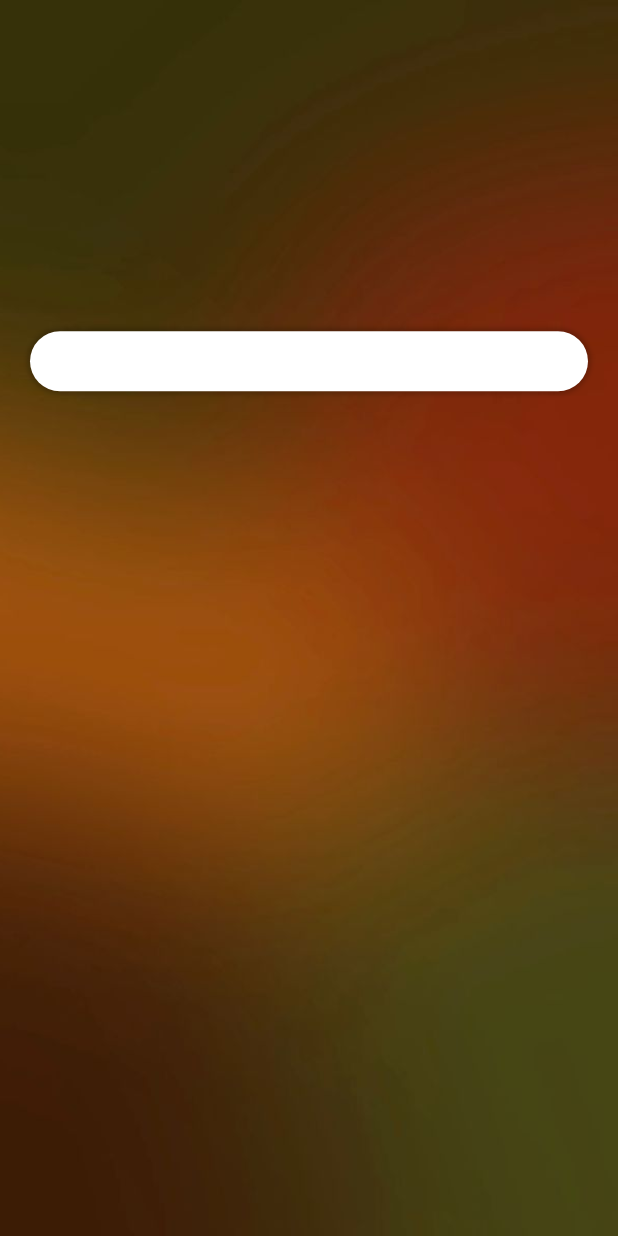
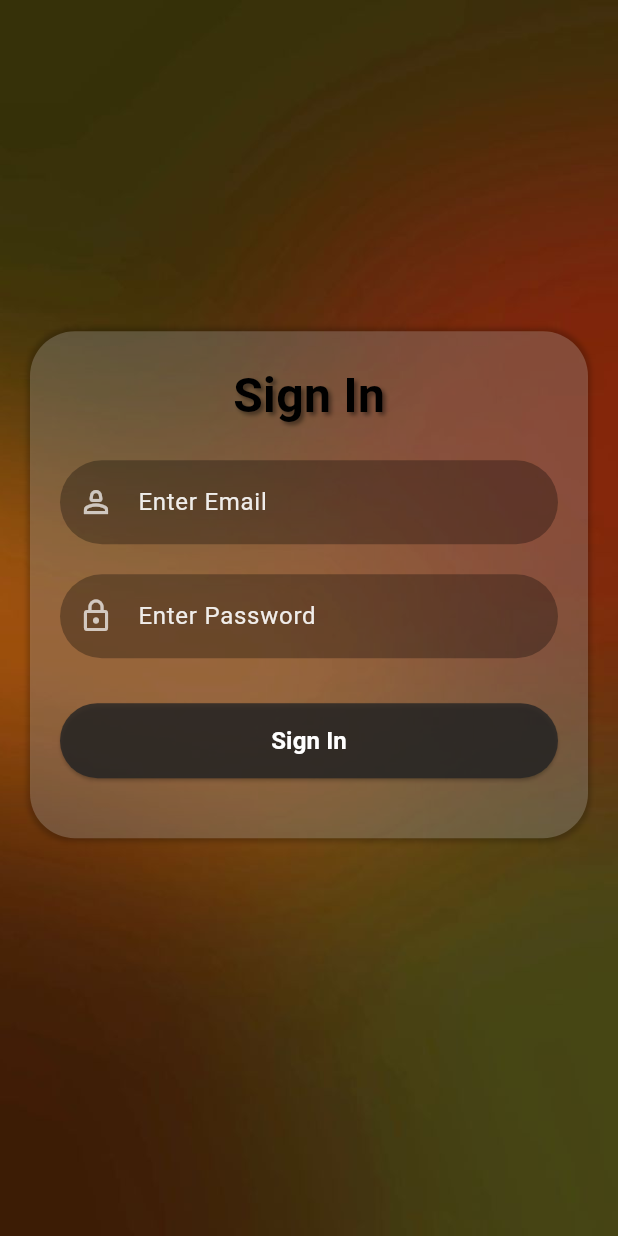
Before and after one commit to anishtupe/parvati_path, a Flutter app: the screen it shows after launch, on a phone screen of 412 x 824 dp. Run offline on Flutter 3.47's test engine with Material 3 defaults, Android fonts, the phone set to English and light mode, and no system bars.

Commit message:
added home_screen and sign in screen

```diff
--- a/lib/screens/home_screen.dart
+++ b/lib/screens/home_screen.dart
@@ -1,10 +1,16 @@
 import 'package:flutter/material.dart';
+import 'package:parvati_path/widgets/custom_scaffold.dart';
 
 class homescreen extends StatelessWidget {
   const homescreen({super.key});
 
   @override
   Widget build(BuildContext context) {
-    return const Placeholder();
+    return customscaffold(
+        child: SingleChildScrollView(
+            child: Padding(
+      padding: EdgeInsets.fromLTRB(
+          20, MediaQuery.of(context).size.height * 0.2, 20, 0),
+    )));
   }
 }
--- a/lib/screens/login_screen.dart
+++ b/lib/screens/login_screen.dart
@@ -1,5 +1,7 @@
 import 'package:flutter/material.dart';
 import 'package:parvati_path/widgets/custom_scaffold.dart';
+import 'package:parvati_path/widgets/reusablebutton.dart';
+import 'package:parvati_path/widgets/reusetext.dart';
 
 class login_screen extends StatefulWidget {
   const login_screen({super.key});
@@ -9,6 +11,9 @@ class login_screen extends StatefulWidget {
 }
 
 class _login_screenState extends State<login_screen> {
+  TextEditingController _emailtextcontroller = TextEditingController();
+  TextEditingController _passwordtextcontroller = TextEditingController();
+
   @override
   Widget build(BuildContext context) {
     return customscaffold(
@@ -19,7 +24,7 @@ class _login_screenState extends State<login_screen> {
         child: Container(
             padding: const EdgeInsets.all(20.0),
             decoration: BoxDecoration(
-              color: Color.fromARGB(255, 255, 255, 255).withOpacity(1),
+                color: Color.fromARGB(36, 255, 255, 255).withOpacity(0.2),
                 borderRadius: BorderRadius.circular(30.0),
                 boxShadow: [
                   BoxShadow(
@@ -28,7 +33,37 @@ class _login_screenState extends State<login_screen> {
                     blurRadius: 2,
                   )
                 ]),
+            child: Column(
+              children: <Widget>[
+                const Text(
+                  "Sign In",
+                  style: TextStyle(
+                      fontSize: 32,
+                      fontWeight: FontWeight.bold,
+                      color: Colors.black,
+                      shadows: [
+                        Shadow(
+                            offset: Offset(2.0, 2.0),
+                            blurRadius: 3.0,
+                            color: Color.fromARGB(108, 0, 0, 0))
+                      ]),
                 ),
+                const SizedBox(
+                  height: 20,
+                ),
+                reuseabletextfield("Enter Email", Icons.person_2_outlined,
+                    false, _emailtextcontroller),
+                const SizedBox(
+                  height: 20,
+                ),
+                reuseabletextfield("Enter Password", Icons.lock_outline, true,
+                    _passwordtextcontroller),
+                const SizedBox(
+                  height: 20,
+                ),
+                firebasebutton(context, "Sign In", () {}),
+              ],
+            )),
       ),
     ));
   }
--- a/lib/widgets/reusablebutton.dart
+++ b/lib/widgets/reusablebutton.dart
@@ -19,10 +19,10 @@ Container firebasebutton(BuildContext context, String title, Function ontap) {
       style: ButtonStyle(
           backgroundColor: MaterialStateProperty.resolveWith((states) {
             if (states.contains(MaterialState.pressed)) {
-              return Colors.black.withOpacity(0.6);
+              return Color.fromARGB(255, 28, 27, 27).withOpacity(0.6);
             }
 
-            return Color.fromARGB(109, 30, 1, 56).withOpacity(0.8);
+            return Color.fromARGB(255, 36, 36, 36).withOpacity(0.8);
           }),
           shape: MaterialStateProperty.all<RoundedRectangleBorder>(
               RoundedRectangleBorder(borderRadius: BorderRadius.circular(30)))),
```
Lines whose indentation alone changed are shown as unchanged.
